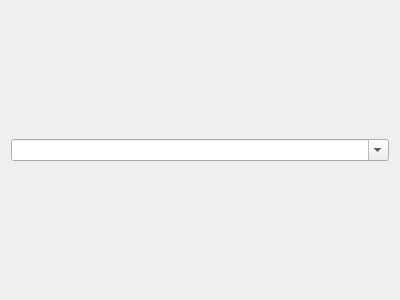
This is Platan/PlatanUI/newprojectdialog.ui in agabor/platan as Qt 5 draws it before an edit. The edited form follows.
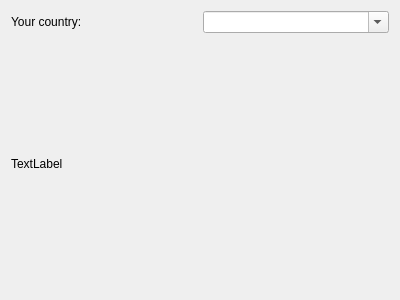
This is the edited form.

Patch:
```diff
--- a/Platan/PlatanUI/newprojectdialog.ui
+++ b/Platan/PlatanUI/newprojectdialog.ui
@@ -15,9 +15,31 @@
   </property>
   <layout class="QVBoxLayout" name="verticalLayout">
    <item>
-    <widget class="QComboBox" name="comboBox">
-     <property name="editable">
-      <bool>true</bool>
+    <layout class="QVBoxLayout" name="verticalLayout_2">
+     <item>
+      <layout class="QHBoxLayout" name="horizontalLayout">
+       <item>
+        <widget class="QLabel" name="label">
+         <property name="text">
+          <string>Your country:</string>
+         </property>
+        </widget>
+       </item>
+       <item>
+        <widget class="QComboBox" name="comboBox">
+         <property name="editable">
+          <bool>true</bool>
+         </property>
+        </widget>
+       </item>
+      </layout>
+     </item>
+    </layout>
+   </item>
+   <item>
+    <widget class="QLabel" name="label_2">
+     <property name="text">
+      <string>TextLabel</string>
      </property>
     </widget>
    </item>
```
Left out of the diff: 2 changed lines with no effect on the pictures.
